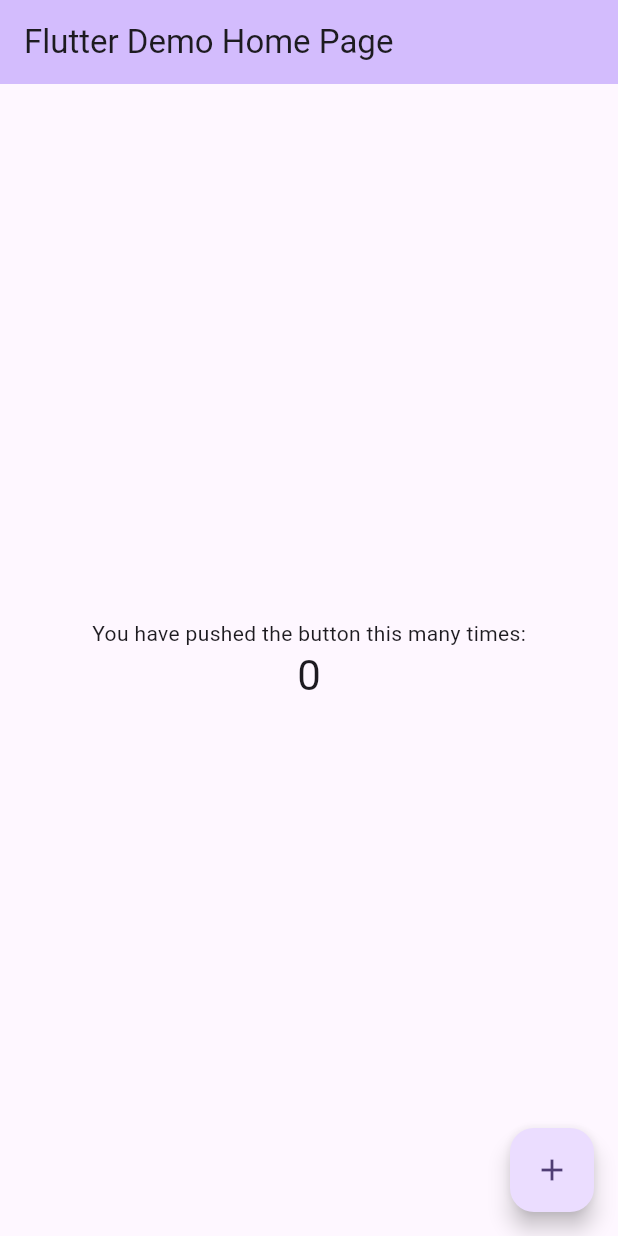
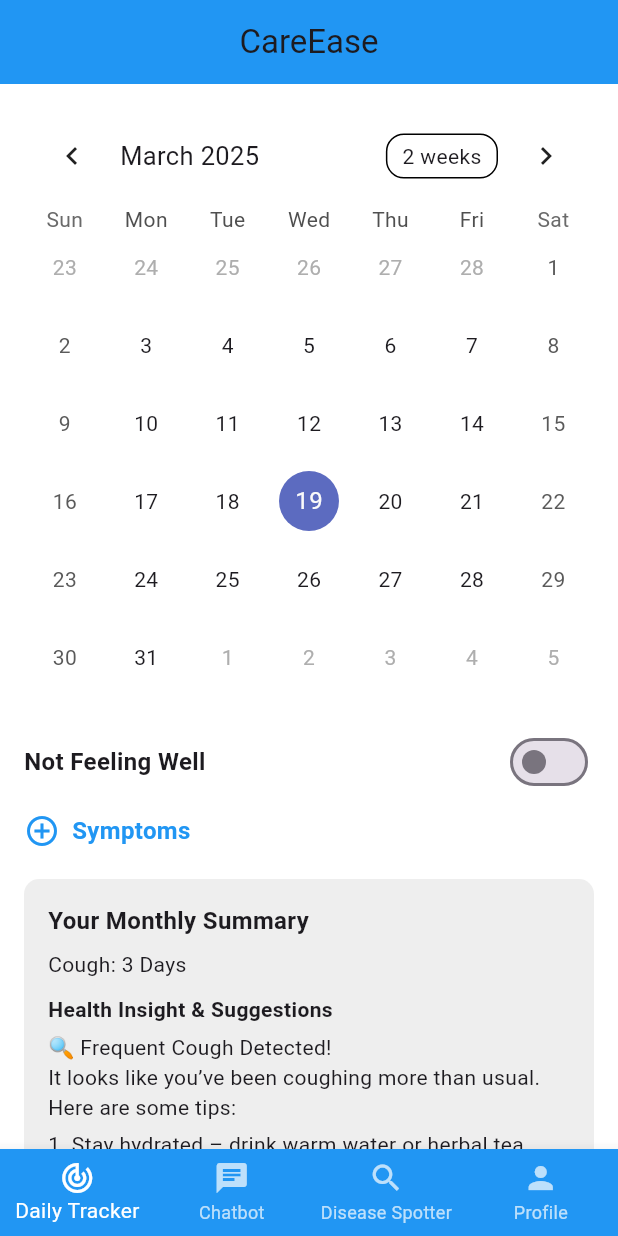
Before and after one commit to YiPei0602/CareEase, a Flutter app: the screen it shows after launch, on a phone screen of 412 x 824 dp. Run offline on Flutter 3.47's test engine with Material 3 defaults, Android fonts, the phone set to English and light mode, and no system bars; drawn by our look-alikes of table_calendar.

Commit message:
seperate folder, add header footer

```diff
--- /dev/null
+++ b/lib/Chatbot/chatbot.dart
@@ -0,0 +1,13 @@
+import 'package:flutter/material.dart';
+
+class ChatbotScreen extends StatelessWidget {
+  @override
+  Widget build(BuildContext context) {
+    return Center(
+      child: Text(
+        "Chatbot Page",
+        style: TextStyle(fontSize: 24, fontWeight: FontWeight.bold),
+      ),
+    );
+  }
+}
--- /dev/null
+++ b/lib/DailyTracker/tracker.dart
@@ -0,0 +1,97 @@
+import 'package:flutter/material.dart';
+import 'package:table_calendar/table_calendar.dart';
+
+class DailyTrackerScreen extends StatefulWidget {
+  @override
+  _DailyTrackerScreenState createState() => _DailyTrackerScreenState();
+}
+
+class _DailyTrackerScreenState extends State<DailyTrackerScreen> {
+  bool isNotFeelingWell = false;
+  DateTime selectedDay = DateTime.now();
+
+  @override
+  Widget build(BuildContext context) {
+    return SingleChildScrollView(
+      child: Padding(
+        padding: const EdgeInsets.all(16.0),
+        child: Column(
+          crossAxisAlignment: CrossAxisAlignment.start,
+          children: [
+            TableCalendar(
+              focusedDay: selectedDay,
+              firstDay: DateTime(2020),
+              lastDay: DateTime(2030),
+              selectedDayPredicate: (day) => isSameDay(day, selectedDay),
+              onDaySelected: (selectedDay, focusedDay) {
+                setState(() {
+                  this.selectedDay = selectedDay;
+                });
+              },
+            ),
+            SizedBox(height: 20),
+            Row(
+              mainAxisAlignment: MainAxisAlignment.spaceBetween,
+              children: [
+                Text("Not Feeling Well",
+                    style:
+                        TextStyle(fontSize: 16, fontWeight: FontWeight.bold)),
+                Switch(
+                  value: isNotFeelingWell,
+                  onChanged: (value) {
+                    setState(() {
+                      isNotFeelingWell = value;
+                    });
+                  },
+                ),
+              ],
+            ),
+            SizedBox(height: 10),
+            Row(
+              children: [
+                Icon(Icons.add_circle_outline, color: Colors.blue),
+                SizedBox(width: 8),
+                Text("Symptoms",
+                    style: TextStyle(
+                        fontSize: 16,
+                        fontWeight: FontWeight.bold,
+                        color: Colors.blue)),
+              ],
+            ),
+            SizedBox(height: 20),
+            Container(
+              padding: EdgeInsets.all(16),
+              decoration: BoxDecoration(
+                color: Colors.grey[200],
+                borderRadius: BorderRadius.circular(10),
+              ),
+              child: Column(
+                crossAxisAlignment: CrossAxisAlignment.start,
+                children: [
+                  Text("Your Monthly Summary",
+                      style:
+                          TextStyle(fontSize: 16, fontWeight: FontWeight.bold)),
+                  SizedBox(height: 8),
+                  Text("Cough: 3 Days"),
+                  SizedBox(height: 10),
+                  Text("Health Insight & Suggestions",
+                      style:
+                          TextStyle(fontSize: 14, fontWeight: FontWeight.bold)),
+                  SizedBox(height: 5),
+                  Text("\u{1F50D} Frequent Cough Detected!"),
+                  Text(
+                      "It looks like you’ve been coughing more than usual. Here are some tips:"),
+                  SizedBox(height: 5),
+                  Text("1. Stay hydrated – drink warm water or herbal tea."),
+                  Text(
+                      "2. Use a humidifier – keeping the air moist can ease irritation."),
+                ],
+              ),
+            ),
+            SizedBox(height: 20),
+          ],
+        ),
+      ),
+    );
+  }
+}
--- /dev/null
+++ b/lib/Profile/profile.dart
@@ -0,0 +1,13 @@
+import 'package:flutter/material.dart';
+
+class ProfileScreen extends StatelessWidget {
+  @override
+  Widget build(BuildContext context) {
+    return Center(
+      child: Text(
+        "Profile Page",
+        style: TextStyle(fontSize: 24, fontWeight: FontWeight.bold),
+      ),
+    );
+  }
+}
--- /dev/null
+++ b/lib/Spotter/spotter.dart
@@ -0,0 +1,13 @@
+import 'package:flutter/material.dart';
+
+class SpotterScreen extends StatelessWidget {
+  @override
+  Widget build(BuildContext context) {
+    return Center(
+      child: Text(
+        "Disease Spotter Page",
+        style: TextStyle(fontSize: 24, fontWeight: FontWeight.bold),
+      ),
+    );
+  }
+}
--- /dev/null
+++ b/lib/components/main_layout.dart
@@ -0,0 +1,64 @@
+import 'package:flutter/material.dart';
+import '../DailyTracker/tracker.dart';
+import '../Chatbot/chatbot.dart';
+import '../Spotter/spotter.dart';
+import '../Profile/profile.dart';
+
+class MainLayout extends StatefulWidget {
+  @override
+  _MainLayoutState createState() => _MainLayoutState();
+}
+
+class _MainLayoutState extends State<MainLayout> {
+  int _selectedIndex = 0;
+
+  // List of screens (imported from different module folders)
+  final List<Widget> _screens = [
+    DailyTrackerScreen(),
+    ChatbotScreen(),
+    SpotterScreen(),
+    ProfileScreen(),
+  ];
+
+  void _onItemTapped(int index) {
+    setState(() {
+      _selectedIndex = index;
+    });
+  }
+
+  @override
+  Widget build(BuildContext context) {
+    return Scaffold(
+      backgroundColor: Colors.white,
+
+      // ✅ Persistent Header (Visible on All Pages)
+      appBar: AppBar(
+        title: Text("CareEase"),
+        backgroundColor: Colors.blue,
+        elevation: 0,
+        centerTitle: true,
+      ),
+
+      // ✅ Dynamic Content Area
+      body: _screens[_selectedIndex],
+
+      // ✅ Persistent Navigation Bar (Visible on All Pages)
+      bottomNavigationBar: BottomNavigationBar(
+        currentIndex: _selectedIndex,
+        onTap: _onItemTapped,
+        backgroundColor: Colors.blue, // Blue Background
+        selectedItemColor: Colors.white, // White Icon when selected
+        unselectedItemColor: Colors.white70, // Slightly faded white
+        type: BottomNavigationBarType.fixed,
+        items: [
+          BottomNavigationBarItem(
+              icon: Icon(Icons.track_changes), label: "Daily Tracker"),
+          BottomNavigationBarItem(icon: Icon(Icons.chat), label: "Chatbot"),
+          BottomNavigationBarItem(
+              icon: Icon(Icons.search), label: "Disease Spotter"),
+          BottomNavigationBarItem(icon: Icon(Icons.person), label: "Profile"),
+        ],
+      ),
+    );
+  }
+}
--- a/lib/main.dart
+++ b/lib/main.dart
@@ -1,125 +1,20 @@
 import 'package:flutter/material.dart';
+import 'components/main_layout.dart'; // Import MainLayout
 
 void main() {
-  runApp(const MyApp());
+  runApp(MyApp());
 }
 
 class MyApp extends StatelessWidget {
-  const MyApp({super.key});
-
-  // This widget is the root of your application.
   @override
   Widget build(BuildContext context) {
     return MaterialApp(
-      title: 'Flutter Demo',
+      debugShowCheckedModeBanner: false, // Hide the debug banner
+      title: 'CareEase',
       theme: ThemeData(
-        // This is the theme of your application.
-        //
-        // TRY THIS: Try running your application with "flutter run". You'll see
-        // the application has a purple toolbar. Then, without quitting the app,
-        // try changing the seedColor in the colorScheme below to Colors.green
-        // and then invoke "hot reload" (save your changes or press the "hot
-        // reload" button in a Flutter-supported IDE, or press "r" if you used
-        // the command line to start the app).
-        //
-        // Notice that the counter didn't reset back to zero; the application
-        // state is not lost during the reload. To reset the state, use hot
-        // restart instead.
-        //
-        // This works for code too, not just values: Most code changes can be
-        // tested with just a hot reload.
-        colorScheme: ColorScheme.fromSeed(seedColor: Colors.deepPurple),
-        useMaterial3: true,
+        primarySwatch: Colors.blue,
       ),
-      home: const MyHomePage(title: 'Flutter Demo Home Page'),
+      home: MainLayout(), // ✅ Start the app with MainLayout
     );
   }
 }
-
-class MyHomePage extends StatefulWidget {
-  const MyHomePage({super.key, required this.title});
-
-  // This widget is the home page of your application. It is stateful, meaning
-  // that it has a State object (defined below) that contains fields that affect
-  // how it looks.
-
-  // This class is the configuration for the state. It holds the values (in this
-  // case the title) provided by the parent (in this case the App widget) and
-  // used by the build method of the State. Fields in a Widget subclass are
-  // always marked "final".
-
-  final String title;
-
-  @override
-  State<MyHomePage> createState() => _MyHomePageState();
-}
-
-class _MyHomePageState extends State<MyHomePage> {
-  int _counter = 0;
-
-  void _incrementCounter() {
-    setState(() {
-      // This call to setState tells the Flutter framework that something has
-      // changed in this State, which causes it to rerun the build method below
-      // so that the display can reflect the updated values. If we changed
-      // _counter without calling setState(), then the build method would not be
-      // called again, and so nothing would appear to happen.
-      _counter++;
-    });
-  }
-
-  @override
-  Widget build(BuildContext context) {
-    // This method is rerun every time setState is called, for instance as done
-    // by the _incrementCounter method above.
-    //
-    // The Flutter framework has been optimized to make rerunning build methods
-    // fast, so that you can just rebuild anything that needs updating rather
-    // than having to individually change instances of widgets.
-    return Scaffold(
-      appBar: AppBar(
-        // TRY THIS: Try changing the color here to a specific color (to
-        // Colors.amber, perhaps?) and trigger a hot reload to see the AppBar
-        // change color while the other colors stay the same.
-        backgroundColor: Theme.of(context).colorScheme.inversePrimary,
-        // Here we take the value from the MyHomePage object that was created by
-        // the App.build method, and use it to set our appbar title.
-        title: Text(widget.title),
-      ),
-      body: Center(
-        // Center is a layout widget. It takes a single child and positions it
-        // in the middle of the parent.
-        child: Column(
-          // Column is also a layout widget. It takes a list of children and
-          // arranges them vertically. By default, it sizes itself to fit its
-          // children horizontally, and tries to be as tall as its parent.
-          //
-          // Column has various properties to control how it sizes itself and
-          // how it positions its children. Here we use mainAxisAlignment to
-          // center the children vertically; the main axis here is the vertical
-          // axis because Columns are vertical (the cross axis would be
-          // horizontal).
-          //
-          // TRY THIS: Invoke "debug painting" (choose the "Toggle Debug Paint"
-          // action in the IDE, or press "p" in the console), to see the
-          // wireframe for each widget.
-          mainAxisAlignment: MainAxisAlignment.center,
-          children: <Widget>[
-            const Text(
-              'You have pushed the button this many times:',
-            ),
-            Text(
-              '$_counter',
-              style: Theme.of(context).textTheme.headlineMedium,
-            ),
-          ],
-        ),
-      ),
-      floatingActionButton: FloatingActionButton(
-        onPressed: _incrementCounter,
-        tooltip: 'Increment',
-        child: const Icon(Icons.add),
-      ), // This trailing comma makes auto-formatting nicer for build methods.
-    );
-  }
-}
--- a/pubspec.yaml
+++ b/pubspec.yaml
@@ -35,6 +35,7 @@ dependencies:
   # The following adds the Cupertino Icons font to your application.
   # Use with the CupertinoIcons class for iOS style icons.
   cupertino_icons: ^1.0.6
+  table_calendar: ^3.2.0
 
 dev_dependencies:
   flutter_test:
```
Also changed, not shown: pubspec.lock, 1 other file.
